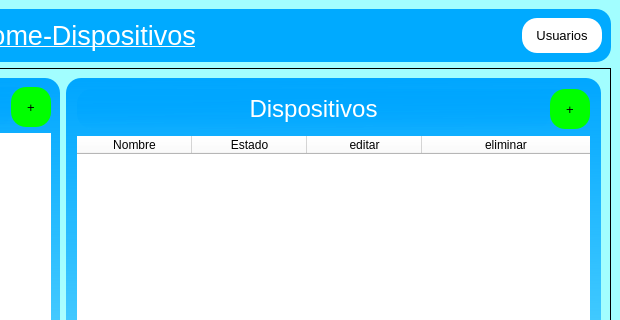
Before: the Qt Designer form interfaces/SITHome_Devices.ui in Geo18G/SITHome, drawn with Qt 5; both pictures show x 495 to 1115 and y 0 to 320 of the 1115 by 717 pixel window.
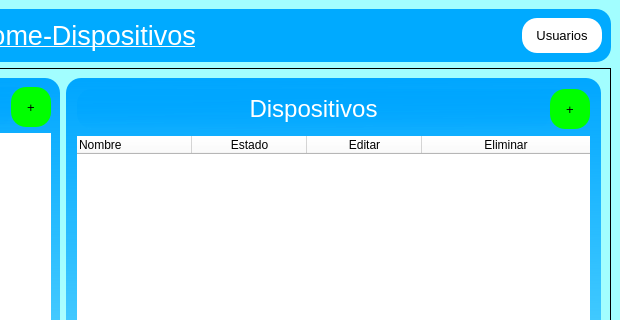
After: the same form once the commit is applied.

The edit to the form file:
```diff
--- a/interfaces/SITHome_Devices.ui
+++ b/interfaces/SITHome_Devices.ui
@@ -247,24 +247,39 @@
             <attribute name="horizontalHeaderStretchLastSection">
              <bool>true</bool>
             </attribute>
+            <attribute name="verticalHeaderDefaultSectionSize">
+             <number>50</number>
+            </attribute>
             <column>
              <property name="text">
               <string>Nombre</string>
              </property>
+             <property name="textAlignment">
+              <set>AlignLeading|AlignVCenter</set>
+             </property>
             </column>
             <column>
              <property name="text">
               <string>Estado</string>
              </property>
+             <property name="textAlignment">
+              <set>AlignCenter</set>
+             </property>
             </column>
             <column>
              <property name="text">
-              <string>editar</string>
+              <string>Editar</string>
              </property>
+             <property name="textAlignment">
+              <set>AlignCenter</set>
+             </property>
             </column>
             <column>
              <property name="text">
-              <string>eliminar</string>
+              <string>Eliminar</string>
+             </property>
+             <property name="textAlignment">
+              <set>AlignCenter</set>
              </property>
             </column>
            </widget>
```
Left out of the diff: 6 changed lines with no effect on the pictures.
